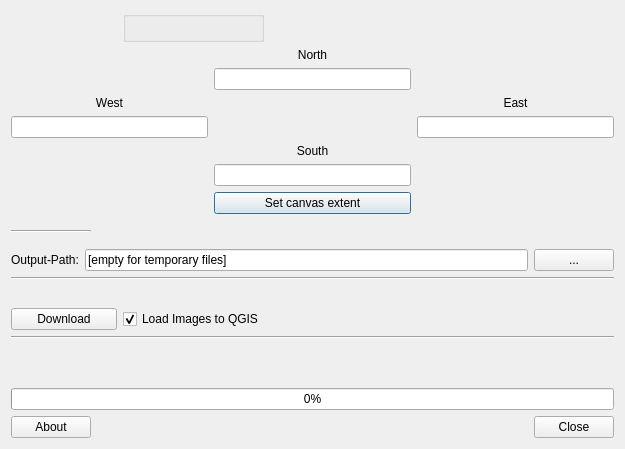
Above: srtm_downloader_dialog_base.ui from hdus/SRTM-Downloader before the change. Below: the same form after it.
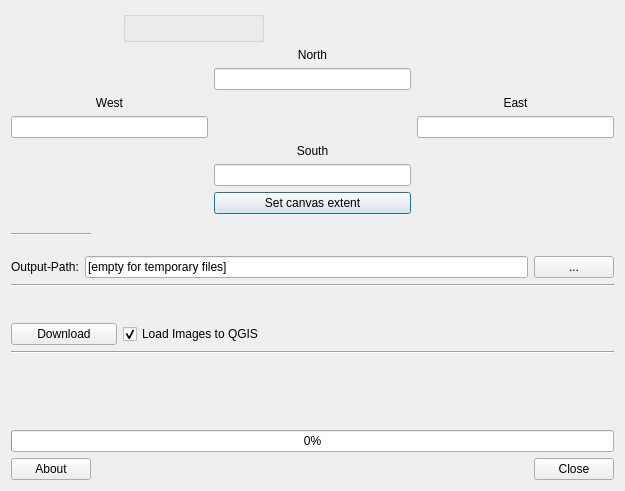
That is the form after the change.

Commit message: login dialog improved

Patch:
```diff
--- a/srtm_downloader_dialog_base.ui
+++ b/srtm_downloader_dialog_base.ui
@@ -7,7 +7,7 @@
     <x>0</x>
     <y>0</y>
     <width>625</width>
-    <height>449</height>
+    <height>491</height>
    </rect>
   </property>
   <property name="sizePolicy">
@@ -120,7 +120,7 @@
      </property>
     </widget>
    </item>
-   <item row="12" column="0">
+   <item row="13" column="0">
     <widget class="QPushButton" name="btn_about">
      <property name="maximumSize">
       <size>
@@ -133,7 +133,7 @@
      </property>
     </widget>
    </item>
-   <item row="12" column="3">
+   <item row="13" column="3">
     <widget class="QDialogButtonBox" name="button_box">
      <property name="orientation">
       <enum>Qt::Horizontal</enum>
@@ -238,7 +238,7 @@
      </item>
     </layout>
    </item>
-   <item row="11" column="0" colspan="4">
+   <item row="12" column="0" colspan="4">
     <widget class="QProgressBar" name="overall_progressBar">
      <property name="value">
       <number>0</number>
@@ -252,6 +252,13 @@
      </property>
     </widget>
    </item>
+   <item row="11" column="0" colspan="4">
+    <widget class="QLabel" name="lbl_progress_values">
+     <property name="text">
+      <string/>
+     </property>
+    </widget>
+   </item>
   </layout>
  </widget>
  <resources/>
```
The commit also changes 6 other files.
